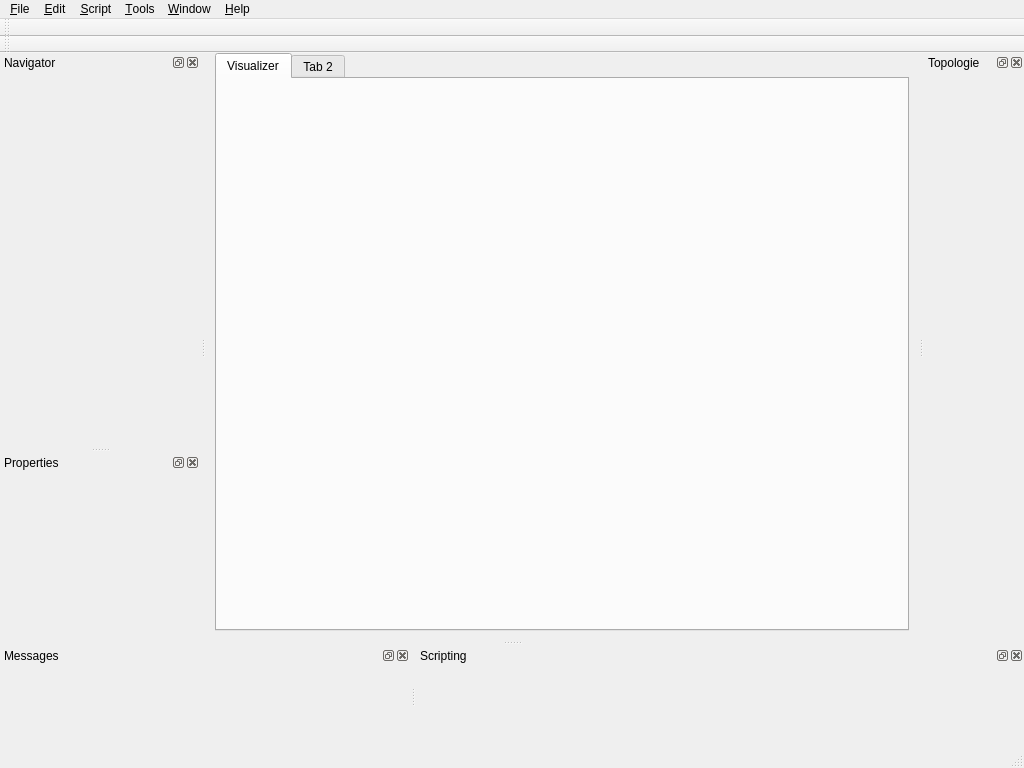
The window that mainwindow.ui (ia-dev/opensimQt) describes before a commit, drawn with Qt 5.
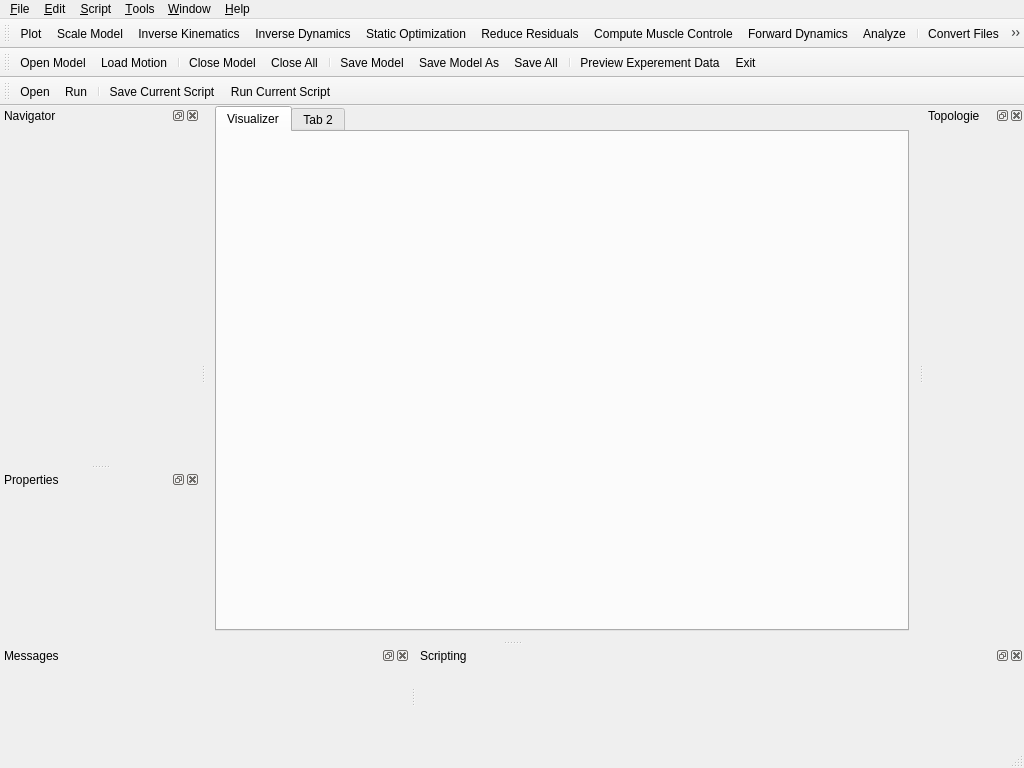
The same window after the commit. Icons and pictures are not drawn.

Commit message: adding the file , tools , script toolbars

```diff
--- a/mainwindow.ui
+++ b/mainwindow.ui
@@ -174,7 +174,10 @@
   </widget>
   <widget class="QToolBar" name="simulationToolBar">
    <property name="windowTitle">
-    <string>toolBar</string>
+    <string>Simulation</string>
+   </property>
+   <property name="toolButtonStyle">
+    <enum>Qt::ToolButtonTextUnderIcon</enum>
    </property>
    <attribute name="toolBarArea">
     <enum>TopToolBarArea</enum>
@@ -182,6 +185,19 @@
    <attribute name="toolBarBreak">
     <bool>false</bool>
    </attribute>
+   <addaction name="actionPlot"/>
+   <addaction name="actionScale_Model"/>
+   <addaction name="actionInverse_Kinematics"/>
+   <addaction name="actionInverse_Dynamics"/>
+   <addaction name="actionStatic_Optimization"/>
+   <addaction name="actionReduce_Residuals"/>
+   <addaction name="actionCompute_Muscle_Controle"/>
+   <addaction name="actionForward_Dynamics"/>
+   <addaction name="actionAnalyze"/>
+   <addaction name="separator"/>
+   <addaction name="actionConvert_Files"/>
+   <addaction name="separator"/>
+   <addaction name="actionUser_Plugins"/>
   </widget>
   <widget class="QDockWidget" name="messagesDock">
    <property name="allowedAreas">
@@ -265,12 +281,46 @@
    <property name="windowTitle">
     <string>toolBar</string>
    </property>
+   <property name="toolButtonStyle">
+    <enum>Qt::ToolButtonTextUnderIcon</enum>
+   </property>
    <attribute name="toolBarArea">
     <enum>TopToolBarArea</enum>
    </attribute>
    <attribute name="toolBarBreak">
     <bool>true</bool>
    </attribute>
+   <addaction name="actionOpen_Model"/>
+   <addaction name="actionLoad_Motion"/>
+   <addaction name="separator"/>
+   <addaction name="actionClose_Model"/>
+   <addaction name="actionClose_All"/>
+   <addaction name="separator"/>
+   <addaction name="actionSave_Model"/>
+   <addaction name="actionSave_Model_As"/>
+   <addaction name="actionSave_All"/>
+   <addaction name="separator"/>
+   <addaction name="actionPreview_Experement_Data"/>
+   <addaction name="actionE_xit"/>
+  </widget>
+  <widget class="QToolBar" name="scriptToolBar">
+   <property name="windowTitle">
+    <string>toolBar</string>
+   </property>
+   <property name="toolButtonStyle">
+    <enum>Qt::ToolButtonTextUnderIcon</enum>
+   </property>
+   <attribute name="toolBarArea">
+    <enum>TopToolBarArea</enum>
+   </attribute>
+   <attribute name="toolBarBreak">
+    <bool>true</bool>
+   </attribute>
+   <addaction name="actionOpen"/>
+   <addaction name="actionRun"/>
+   <addaction name="separator"/>
+   <addaction name="actionSave_Current_Script"/>
+   <addaction name="actionRun_Current_Script"/>
   </widget>
   <action name="actionOpen_Model">
    <property name="icon">
```
Left out of the diff: 80 changed lines with no effect on the pictures.
